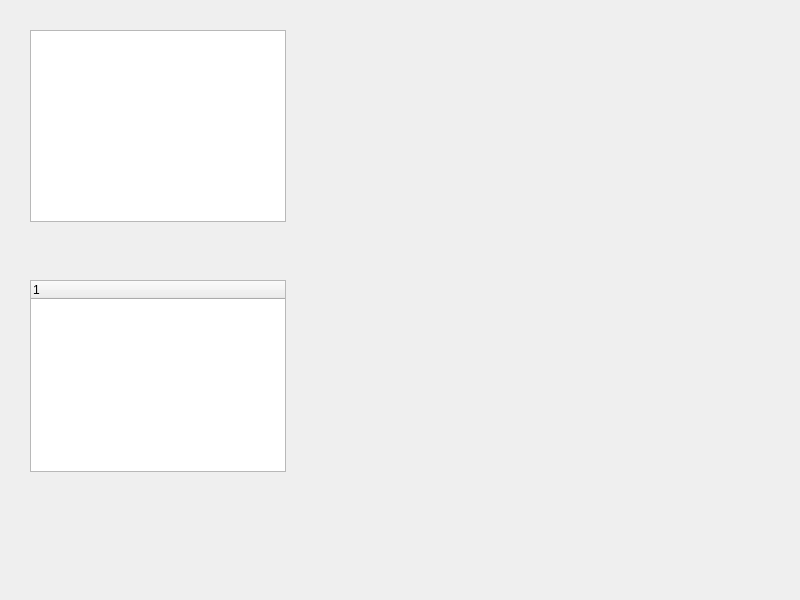
Above: 013_Control_Item_Widgets/widget.ui from NekoSilverFox/Qt before the change. Below: the same form after it.
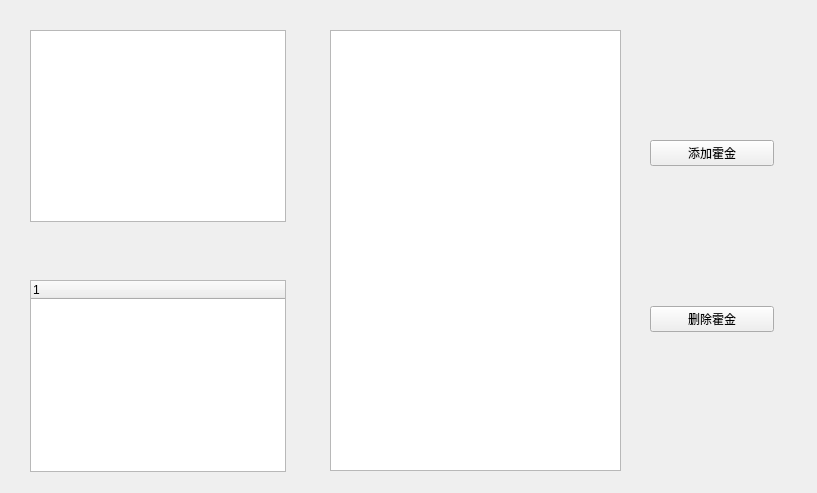
That is the form after the change.

Commit message: 增加 QTableWidget 控件代码及笔记

```diff
--- a/013_Control_Item_Widgets/widget.ui
+++ b/013_Control_Item_Widgets/widget.ui
@@ -6,8 +6,8 @@
    <rect>
     <x>0</x>
     <y>0</y>
-    <width>800</width>
-    <height>600</height>
+    <width>817</width>
+    <height>493</height>
    </rect>
   </property>
   <property name="windowTitle">
@@ -38,6 +38,55 @@
     </property>
    </column>
   </widget>
+  <widget class="QTableWidget" name="tableWidget">
+   <property name="geometry">
+    <rect>
+     <x>330</x>
+     <y>30</y>
+     <width>291</width>
+     <height>441</height>
+    </rect>
+   </property>
+  </widget>
+  <widget class="QWidget" name="widget" native="true">
+   <property name="geometry">
+    <rect>
+     <x>650</x>
+     <y>140</y>
+     <width>124</width>
+     <height>192</height>
+    </rect>
+   </property>
+   <layout class="QVBoxLayout" name="verticalLayout">
+    <item>
+     <widget class="QPushButton" name="btnAddHuoJin">
+      <property name="text">
+       <string>添加霍金</string>
+      </property>
+     </widget>
+    </item>
+    <item>
+     <spacer name="verticalSpacer">
+      <property name="orientation">
+       <enum>Qt::Vertical</enum>
+      </property>
+      <property name="sizeHint" stdset="0">
+       <size>
+        <width>100</width>
+        <height>100</height>
+       </size>
+      </property>
+     </spacer>
+    </item>
+    <item>
+     <widget class="QPushButton" name="btnDelHuoJin">
+      <property name="text">
+       <string>删除霍金</string>
+      </property>
+     </widget>
+    </item>
+   </layout>
+  </widget>
  </widget>
  <resources/>
  <connections/>
```
The commit also changes 4 other files.
